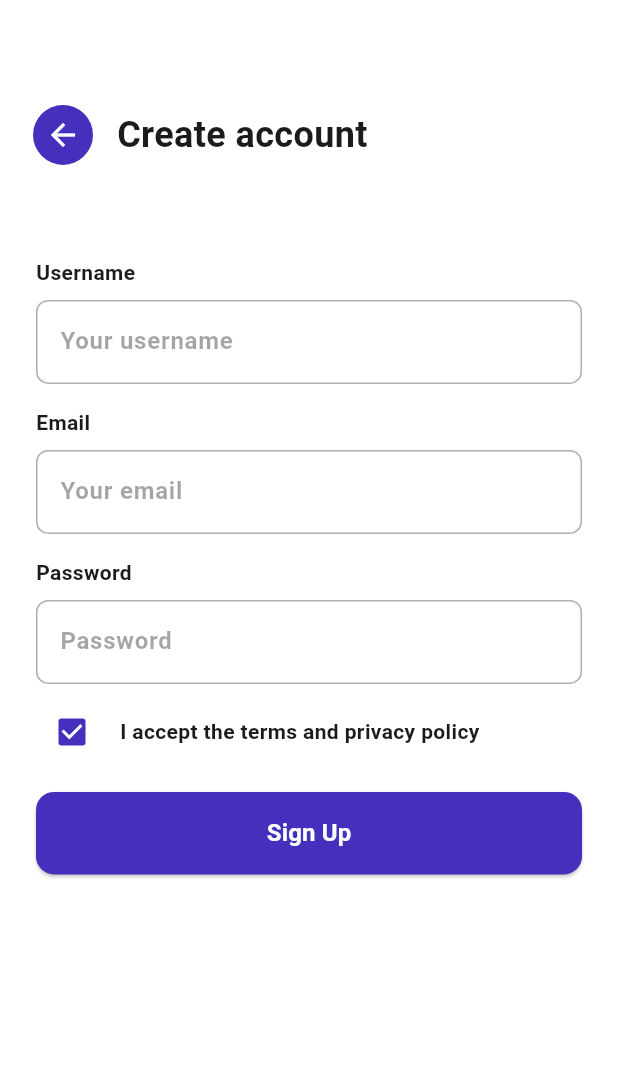
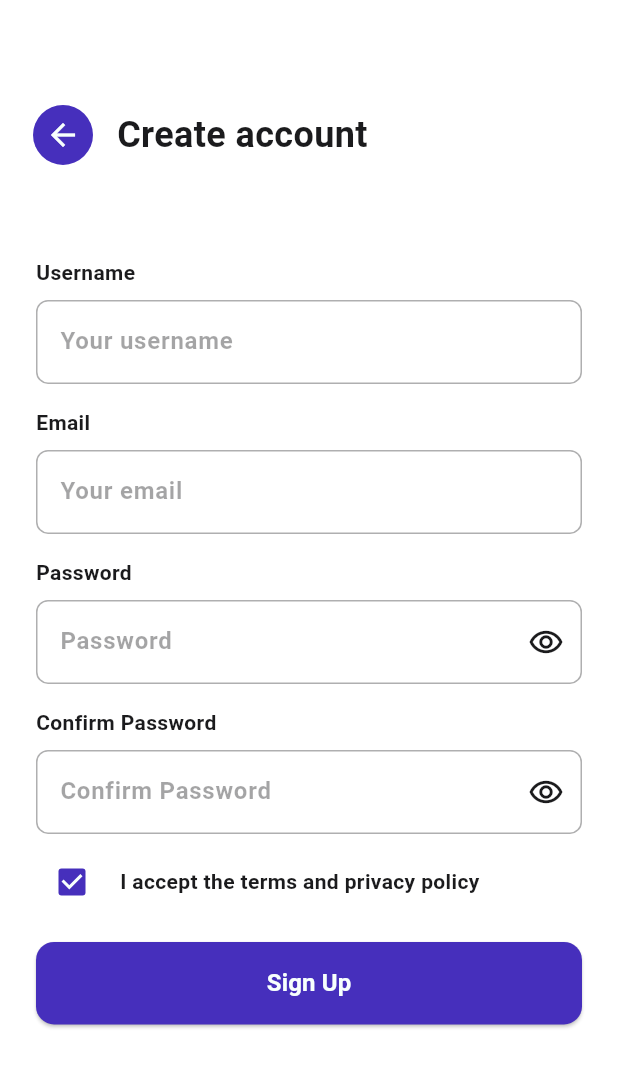
Before and after one commit to vaibhavchoursiya/profile-management-app, a Flutter app: the screen it shows after launch, on a phone screen of 412 x 824 dp. Shown: the top 1067 px of the screen. Run offline on Flutter 3.47's test engine with Material 3 defaults, Android fonts, the phone set to English and light mode, and no system bars; our stand-ins replace go_router, google_fonts.

Commit message:
confirm password field and validator created

```diff
--- a/lib/config/app_theme/app_theme.dart
+++ b/lib/config/app_theme/app_theme.dart
@@ -1,4 +1,5 @@
 import 'package:flutter/material.dart';
+import 'package:google_fonts/google_fonts.dart';
 
 class AppColors {
   static final Color primary = Color(0xFF462fbc);
@@ -16,15 +17,6 @@ class AppColors {
 
   static final scaffoldColor = Color(0Xffffffff);
 }
-
-// class AppCustomTheme {
-//   static final Color light = Colors.white;
-//   static final Color dark = Colors.black;
-//   static final Color primary = Colors.blueAccent;
-//   static final Color onPrimary = Colors.white;
-//   static final Color greyishColor = Colors.grey;
-//   static final Color accentColor = Colors.blueAccent;
-// }
 
 class AppTheme {
   static ThemeData lightTheme = ThemeData(
@@ -46,5 +38,27 @@ class AppTheme {
       centerTitle: true,
       titleTextStyle: TextStyle(color: AppColors.onPrimary),
     ),
+
+    inputDecorationTheme: InputDecorationTheme(
+      hintStyle: GoogleFonts.roboto(
+        fontSize: 16.0,
+        color: AppColors.onSurface.withValues(alpha: 0.4),
+      ),
+
+      border: OutlineInputBorder(
+        borderSide: BorderSide(
+          color: AppColors.onSurface.withValues(alpha: 0.2),
+        ),
+        borderRadius: BorderRadius.all(Radius.circular(8.0)),
+      ),
+
+      enabledBorder: OutlineInputBorder(
+        borderSide: BorderSide(
+          color: AppColors.onSurface.withValues(alpha: 0.35),
+        ),
+
+        borderRadius: BorderRadius.all(Radius.circular(8.0)),
+      ),
+    ),
   );
 }
--- a/lib/feature/register/views/register_screen.dart
+++ b/lib/feature/register/views/register_screen.dart
@@ -1,6 +1,7 @@
 import 'package:flutter/material.dart';
 import 'package:google_fonts/google_fonts.dart';
 import 'package:profile_management_app/shared/helper_methods/helper_methods.dart';
+import 'package:profile_management_app/shared/validators/validators.dart';
 import 'package:profile_management_app/shared/widgets/mtext_form_field.dart';
 
 class RegisterScreen extends StatelessWidget {
@@ -87,7 +88,7 @@ class _RegisterFormWidgetState extends State<RegisterFormWidget> {
 
             MtextFormField(
               controller: nameController,
-              validator: (value) {},
+              validator: Validators.notEmptyValidator,
               labelText: "Username",
               hintText: "Your username",
               textInputType: TextInputType.text,
@@ -95,18 +96,28 @@ class _RegisterFormWidgetState extends State<RegisterFormWidget> {
             const SizedBox(height: 16.0),
             MtextFormField(
               controller: emailController,
-              validator: (value) {},
+              validator: Validators.emailValidator,
               labelText: "Email",
               hintText: "Your email",
               textInputType: TextInputType.emailAddress,
             ),
             const SizedBox(height: 16.0),
-            MtextFormField(
-              controller: emailController,
-              validator: (value) {},
+            MtextPasswordFormField(
+              controller: passwordController,
+              validator: Validators.passwordValidator,
               labelText: "Password",
               hintText: "Password",
               textInputType: TextInputType.visiblePassword,
+              isShowPassword: false,
+            ),
+            const SizedBox(height: 16.0),
+            MtextPasswordFormField(
+              controller: passwordController,
+              validator: Validators.passwordValidator,
+              labelText: "Confirm Password",
+              hintText: "Confirm Password",
+              textInputType: TextInputType.visiblePassword,
+              isShowPassword: false,
             ),
 
             const SizedBox(height: 8.0),
--- a/lib/shared/validators/validators.dart
+++ b/lib/shared/validators/validators.dart
@@ -46,4 +46,17 @@ class Validators {
 
     return 'Password must have:\n${errors.join('\n')}';
   }
+
+  static String? confirmPasswordValidator(
+    String? value,
+    String labelText,
+    String passwordValue,
+  ) {
+    if (value == null || value.isEmpty) {
+      return 'Password is required';
+    } else if (value != passwordValue) {
+      return "Password don't match.";
+    }
+    return null;
+  }
 }
--- a/lib/shared/widgets/mtext_form_field.dart
+++ b/lib/shared/widgets/mtext_form_field.dart
@@ -1,6 +1,5 @@
 import 'package:flutter/material.dart';
 import 'package:google_fonts/google_fonts.dart';
-import 'package:profile_management_app/config/app_theme/app_theme.dart';
 
 class MtextFormField extends StatelessWidget {
   final TextEditingController controller;
@@ -20,12 +19,6 @@ class MtextFormField extends StatelessWidget {
 
   @override
   Widget build(BuildContext context) {
-    // final border = UnderlineInputBorder(
-    //   borderSide: BorderSide(
-    //     color: Theme.of(context).colorScheme.secondary.withValues(alpha: 0.5),
-    //     width: 3.0,
-    //   ),
-    // );
     return Column(
       crossAxisAlignment: CrossAxisAlignment.start,
       children: [
@@ -39,37 +32,69 @@ class MtextFormField extends StatelessWidget {
         const SizedBox(height: 8.0),
         TextFormField(
           controller: controller,
-          validator: (value) => validator(value),
+          validator: (value) {
+            return validator(value, labelText);
+          },
           keyboardType: textInputType,
           style: GoogleFonts.roboto(fontWeight: FontWeight.bold),
+          decoration: InputDecoration(hintText: hintText),
+        ),
+      ],
+    );
+  }
+}
+
+class MtextPasswordFormField extends StatelessWidget {
+  final TextEditingController controller;
+  final TextEditingController? passwordController;
+  final Function validator;
+  final String hintText;
+  final String labelText;
+  final TextInputType textInputType;
+  final bool isShowPassword;
+
+  const MtextPasswordFormField({
+    super.key,
+    required this.controller,
+    this.passwordController,
+    required this.validator,
+    required this.hintText,
+    required this.labelText,
+    required this.textInputType,
+    required this.isShowPassword,
+  });
+
+  @override
+  Widget build(BuildContext context) {
+    return Column(
+      crossAxisAlignment: CrossAxisAlignment.start,
+      children: [
+        Text(
+          labelText,
+          style: GoogleFonts.roboto(
+            fontWeight: FontWeight.bold,
+            color: Theme.of(context).colorScheme.onSurface,
+          ),
+        ),
+        const SizedBox(height: 8.0),
+        TextFormField(
+          controller: controller,
+          validator: (value) {
+            if (passwordController != null) {
+              return validator(value, labelText);
+            }
+
+            return validator(value, labelText, passwordController!.text);
+          },
+          keyboardType: textInputType,
+          style: GoogleFonts.roboto(fontWeight: FontWeight.bold),
+          obscureText: isShowPassword,
           decoration: InputDecoration(
             hintText: hintText,
-
-            hintStyle: GoogleFonts.roboto(
-              fontSize: 16.0,
-              color: Theme.of(
-                context,
-              ).colorScheme.onSurface.withValues(alpha: 0.4),
-            ),
-
-            border: OutlineInputBorder(
-              borderSide: BorderSide(
-                color: Theme.of(
-                  context,
-                ).colorScheme.onSurface.withValues(alpha: 0.2),
-              ),
-              borderRadius: BorderRadius.all(Radius.circular(8.0)),
-            ),
-
-            enabledBorder: OutlineInputBorder(
-              borderSide: BorderSide(
-                color: Theme.of(
-                  context,
-                ).colorScheme.onSurface.withValues(alpha: 0.35),
-              ),
-
-              borderRadius: BorderRadius.all(Radius.circular(8.0)),
-            ),
+            suffixIcon:
+                isShowPassword
+                    ? Icon(Icons.lock)
+                    : Icon(Icons.remove_red_eye_outlined),
           ),
         ),
       ],
```
